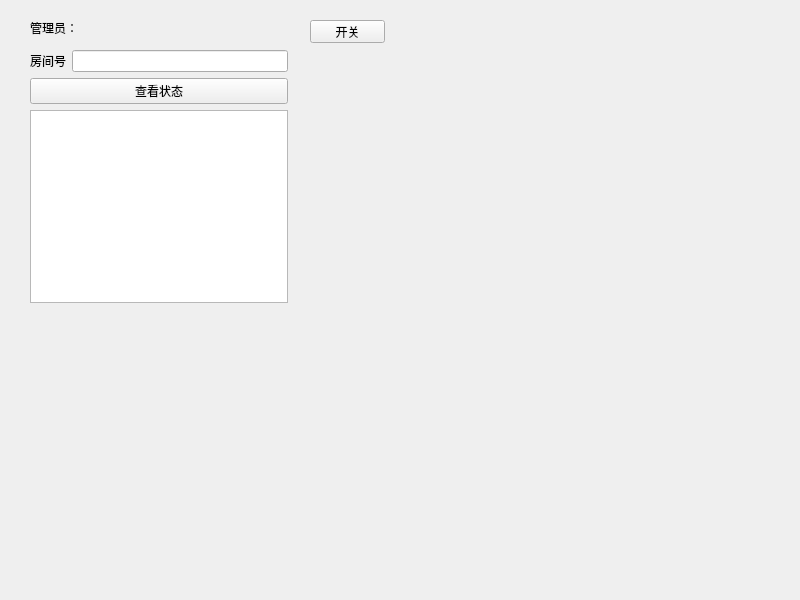
Before: the Qt Designer form HotelAirCondiManSystem/admin.ui in lhd1029/SoftwareEngineering, drawn with Qt 5.
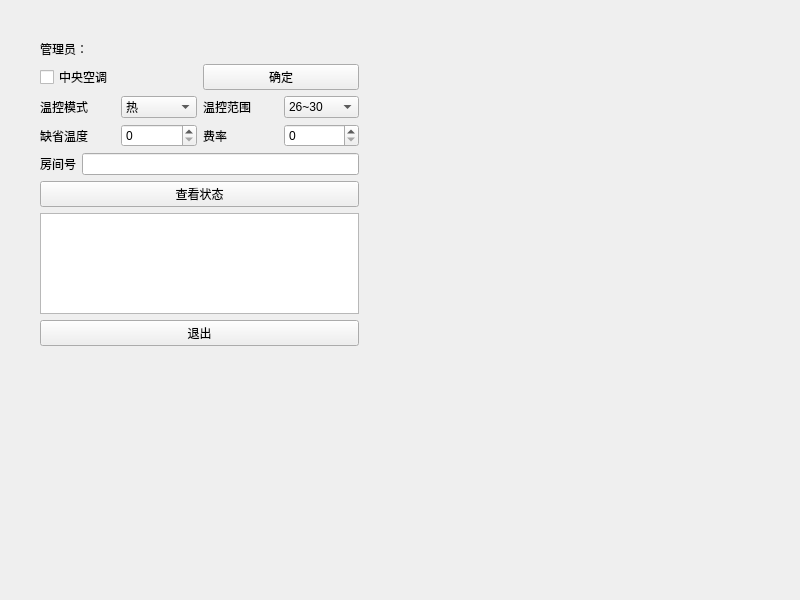
After: the same form once the commit is applied.

Diff of the .ui file:
```diff
--- a/HotelAirCondiManSystem/admin.ui
+++ b/HotelAirCondiManSystem/admin.ui
@@ -14,29 +14,16 @@
    <string>MainWindow</string>
   </property>
   <widget class="QWidget" name="centralwidget">
-   <widget class="QPushButton" name="pushButton_switch_master_mach">
+   <widget class="QWidget" name="verticalLayoutWidget">
     <property name="geometry">
      <rect>
-      <x>310</x>
-      <y>20</y>
-      <width>75</width>
-      <height>23</height>
+      <x>40</x>
+      <y>40</y>
+      <width>319</width>
+      <height>306</height>
      </rect>
     </property>
-    <property name="text">
-     <string>开关</string>
-    </property>
-   </widget>
-   <widget class="QWidget" name="">
-    <property name="geometry">
-     <rect>
-      <x>30</x>
-      <y>20</y>
-      <width>131</width>
-      <height>16</height>
-     </rect>
-    </property>
-    <layout class="QHBoxLayout" name="horizontalLayout_2">
+    <layout class="QVBoxLayout" name="verticalLayout_3">
      <item>
       <widget class="QLabel" name="label_adminID_tag">
        <property name="text">
@@ -45,26 +32,89 @@
       </widget>
      </item>
      <item>
+      <layout class="QHBoxLayout" name="horizontalLayout_2">
+       <item>
+        <widget class="QCheckBox" name="checkBox_aricon">
+         <property name="text">
+          <string>中央空调</string>
+         </property>
+        </widget>
+       </item>
+       <item>
+        <widget class="QPushButton" name="pushButton_changeAircon">
+         <property name="text">
+          <string>确定</string>
+         </property>
+        </widget>
+       </item>
+      </layout>
+     </item>
+     <item>
+      <layout class="QGridLayout" name="gridLayout">
+       <item row="0" column="1">
+        <widget class="QComboBox" name="degreepattern">
+         <item>
+          <property name="text">
+           <string>热</string>
+          </property>
+         </item>
+         <item>
+          <property name="text">
+           <string>冷</string>
+          </property>
+         </item>
+        </widget>
+       </item>
+       <item row="0" column="0">
+        <widget class="QLabel" name="label">
+         <property name="text">
+          <string>温控模式</string>
+         </property>
+        </widget>
+       </item>
+       <item row="0" column="2">
       <widget class="QLabel" name="label_2">
        <property name="text">
-        <string/>
+          <string>温控范围</string>
        </property>
       </widget>
      </item>
-    </layout>
-   </widget>
-   <widget class="QWidget" name="">
-    <property name="geometry">
-     <rect>
-      <x>30</x>
-      <y>50</y>
-      <width>258</width>
-      <height>253</height>
-     </rect>
-    </property>
-    <layout class="QVBoxLayout" name="verticalLayout_2">
-     <item>
-      <layout class="QVBoxLayout" name="verticalLayout">
+       <item row="0" column="3">
+        <widget class="QComboBox" name="degreelimit">
+         <item>
+          <property name="text">
+           <string>26~30</string>
+          </property>
+         </item>
+         <item>
+          <property name="text">
+           <string>18~26</string>
+          </property>
+         </item>
+        </widget>
+       </item>
+       <item row="1" column="0">
+        <widget class="QLabel" name="label_3">
+         <property name="text">
+          <string>缺省温度</string>
+         </property>
+        </widget>
+       </item>
+       <item row="1" column="1">
+        <widget class="QSpinBox" name="defaultdegree"/>
+       </item>
+       <item row="1" column="2">
+        <widget class="QLabel" name="label_4">
+         <property name="text">
+          <string>费率</string>
+         </property>
+        </widget>
+       </item>
+       <item row="1" column="3">
+        <widget class="QSpinBox" name="feerate"/>
+       </item>
+      </layout>
+     </item>
        <item>
         <layout class="QHBoxLayout" name="horizontalLayout">
          <item>
@@ -86,11 +136,16 @@
          </property>
         </widget>
        </item>
-      </layout>
-     </item>
      <item>
       <widget class="QTextBrowser" name="textBrowser"/>
      </item>
+     <item>
+      <widget class="QPushButton" name="pushButton_quit">
+       <property name="text">
+        <string>退出</string>
+       </property>
+      </widget>
+     </item>
     </layout>
    </widget>
   </widget>
```
Lines whose indentation alone changed are shown as unchanged.
